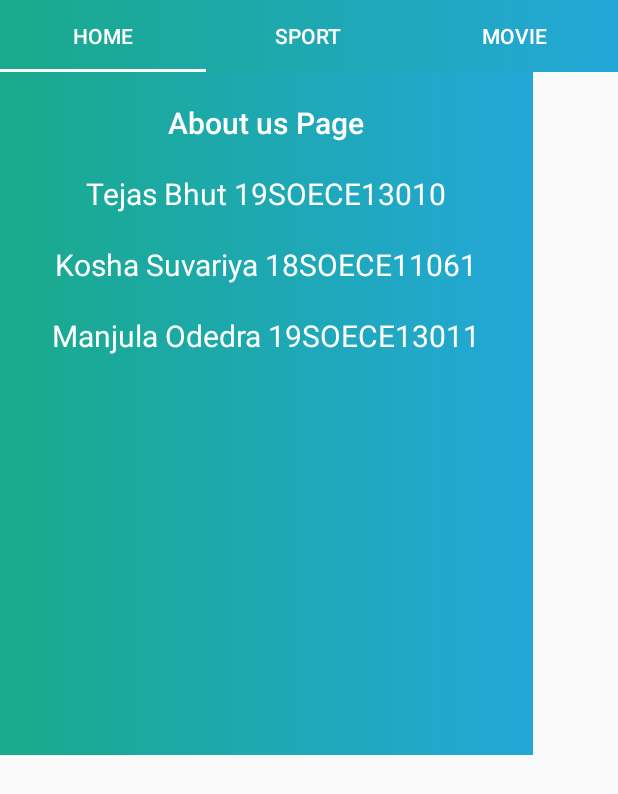
After one commit to Tejas5545/GroupActivity, an Android app: the AboutFragment screen opened directly, with no data from a screen before it, on a phone screen of 412 x 824 dp. The commit adds this screen. Shown: the top 794 px of the screen. Run offline under Robolectric (Android 15) with nearby library versions, the phone set to English and light mode, and no system bars.

Commit message:
Updated Commit

```diff
--- a/app/build.gradle
+++ b/app/build.gradle
@@ -25,8 +25,10 @@ dependencies {
     implementation fileTree(dir: "libs", include: ["*.jar"])
     implementation 'androidx.appcompat:appcompat:1.1.0'
     implementation 'androidx.constraintlayout:constraintlayout:1.1.3'
+    implementation 'com.google.android.material:material:1.1.0'
+    implementation 'androidx.legacy:legacy-support-v4:1.0.0'
     testImplementation 'junit:junit:4.12'
     androidTestImplementation 'androidx.test.ext:junit:1.1.1'
     androidTestImplementation 'androidx.test.espresso:espresso-core:3.2.0'
-
+    implementation 'com.android.support:design:26.1.0'
 }
--- a/app/src/main/AndroidManifest.xml
+++ b/app/src/main/AndroidManifest.xml
@@ -9,6 +9,7 @@
         android:roundIcon="@mipmap/ic_launcher_round"
         android:supportsRtl="true"
         android:theme="@style/AppTheme">
+        <activity android:name=".AboutUs"></activity>
         <activity android:name=".MainActivity">
             <intent-filter>
                 <action android:name="android.intent.action.MAIN" />
--- /dev/null
+++ b/app/src/main/java/com/example/groupactivity/AboutFragment.java
@@ -0,0 +1,25 @@
+package com.example.groupactivity;
+
+import android.os.Bundle;
+
+import androidx.fragment.app.Fragment;
+
+import android.view.LayoutInflater;
+import android.view.View;
+import android.view.ViewGroup;
+
+public class AboutFragment extends Fragment {
+
+
+
+    public AboutFragment() {
+        // Required empty public constructor
+    }
+
+    @Override
+    public View onCreateView(LayoutInflater inflater, ViewGroup container,
+                             Bundle savedInstanceState) {
+        // Inflate the layout for this fragment
+        return inflater.inflate(R.layout.fragment_about, container, false);
+    }
+}
--- /dev/null
+++ b/app/src/main/java/com/example/groupactivity/AboutUs.java
@@ -0,0 +1,48 @@
+package com.example.groupactivity;
+
+import androidx.appcompat.app.AppCompatActivity;
+import androidx.viewpager.widget.ViewPager;
+
+import android.os.Bundle;
+
+import com.google.android.material.tabs.TabLayout;
+
+public class AboutUs extends AppCompatActivity {
+
+    TabLayout tabLayout;
+    ViewPager viewPager;
+    @Override
+    protected void onCreate(Bundle savedInstanceState) {
+        super.onCreate(savedInstanceState);
+        setContentView(R.layout.activity_about_us);
+        tabLayout=(TabLayout)findViewById(R.id.tabLayout);
+        viewPager=(ViewPager)findViewById(R.id.viewPager);
+
+        tabLayout.addTab(tabLayout.newTab().setText("Home"));
+        tabLayout.addTab(tabLayout.newTab().setText("Sport"));
+        tabLayout.addTab(tabLayout.newTab().setText("Movie"));
+        tabLayout.setTabGravity(TabLayout.GRAVITY_FILL);
+
+        final MyAdapter adapter = new MyAdapter(this,getSupportFragmentManager(), tabLayout.getTabCount());
+        viewPager.setAdapter(adapter);
+
+        viewPager.addOnPageChangeListener(new TabLayout.TabLayoutOnPageChangeListener(tabLayout));
+
+        tabLayout.addOnTabSelectedListener(new TabLayout.OnTabSelectedListener() {
+            @Override
+            public void onTabSelected(TabLayout.Tab tab) {
+                viewPager.setCurrentItem(tab.getPosition());
+            }
+
+            @Override
+            public void onTabUnselected(TabLayout.Tab tab) {
+
+            }
+
+            @Override
+            public void onTabReselected(TabLayout.Tab tab) {
+
+            }
+        });
+    }
+}
--- /dev/null
+++ b/app/src/main/java/com/example/groupactivity/ContactFragment.java
@@ -0,0 +1,25 @@
+package com.example.groupactivity;
+
+import android.os.Bundle;
+
+import androidx.fragment.app.Fragment;
+
+import android.view.LayoutInflater;
+import android.view.View;
+import android.view.ViewGroup;
+
+public class ContactFragment extends Fragment {
+
+
+    public ContactFragment() {
+        // Required empty public constructor
+    }
+
+
+    @Override
+    public View onCreateView(LayoutInflater inflater, ViewGroup container,
+                             Bundle savedInstanceState) {
+        // Inflate the layout for this fragment
+        return inflater.inflate(R.layout.fragment_contact, container, false);
+    }
+}
--- /dev/null
+++ b/app/src/main/java/com/example/groupactivity/MyAdapter.java
@@ -0,0 +1,41 @@
+package com.example.groupactivity;
+
+import android.content.Context;
+import android.view.View;
+
+import androidx.annotation.NonNull;
+import androidx.fragment.app.Fragment;
+import androidx.fragment.app.FragmentManager;
+import androidx.fragment.app.FragmentPagerAdapter;
+import androidx.viewpager.widget.PagerAdapter;
+
+public class MyAdapter extends FragmentPagerAdapter {
+    private Context myContext;
+    int totalTabs;
+
+    public MyAdapter(Context context, FragmentManager fm, int totalTabs) {
+        super(fm);
+        myContext = context;
+        this.totalTabs = totalTabs;
+    }
+    // this is for fragment tabs
+    @Override
+    public Fragment getItem(int position) {
+        switch (position) {
+            case 0:
+                AboutFragment AFragment = new AboutFragment();
+                return AFragment;
+            case 1:
+                ContactFragment CFragment = new ContactFragment();
+                return CFragment;
+            default:
+                return null;
+        }
+    }
+    // this counts total number of tabs
+    @Override
+    public int getCount() {
+        return totalTabs;
+    }
+
+}
--- /dev/null
+++ b/app/src/main/res/layout/activity_about_us.xml
@@ -0,0 +1,25 @@
+<?xml version="1.0" encoding="utf-8"?>
+<LinearLayout xmlns:android="http://schemas.android.com/apk/res/android"
+    xmlns:app="http://schemas.android.com/apk/res-auto"
+    xmlns:tools="http://schemas.android.com/tools"
+    android:layout_width="match_parent"
+    android:layout_height="match_parent"
+    android:orientation="vertical"
+    tools:context=".AboutUs">
+
+    <com.google.android.material.tabs.TabLayout
+        android:id="@+id/tabLayout"
+        android:layout_width="match_parent"
+        android:layout_height="wrap_content"
+        android:background="@drawable/grad_bg"
+        app:tabTextColor="@color/colorAccent">
+    </com.google.android.material.tabs.TabLayout>
+
+    <androidx.viewpager.widget.ViewPager
+        android:id="@+id/viewPager"
+        android:layout_width="355dp"
+        android:layout_height="455dp"
+        app:layout_constraintTop_toBottomOf="@+id/tabLayout"
+        tools:layout_editor_absoluteX="8dp" />
+
+</LinearLayout>
--- /dev/null
+++ b/app/src/main/res/layout/fragment_about.xml
@@ -0,0 +1,50 @@
+<?xml version="1.0" encoding="utf-8"?>
+<RelativeLayout xmlns:android="http://schemas.android.com/apk/res/android"
+    xmlns:tools="http://schemas.android.com/tools"
+    android:layout_width="match_parent"
+    android:layout_height="match_parent"
+    tools:context=".AboutFragment"
+    android:background="@drawable/grad_bg">
+
+    <!-- TODO: Update blank fragment layout -->
+    <TextView
+        android:id="@+id/topabout"
+        android:layout_width="wrap_content"
+        android:layout_height="wrap_content"
+        android:text="About us Page"
+        android:textColor="@color/colorAccent"
+        android:textSize="20sp"
+        android:layout_centerHorizontal="true"
+        android:layout_marginTop="20sp"
+        android:fontFamily="sans-serif-medium" />
+
+    <TextView
+        android:id="@+id/fsp"
+        android:layout_width="wrap_content"
+        android:layout_height="wrap_content"
+        android:text="Tejas Bhut 19SOECE13010"
+        android:textSize="20sp"
+        android:textColor="@color/colorAccent"
+        android:layout_below="@+id/topabout"
+        android:layout_marginTop="20sp"
+        android:layout_centerHorizontal="true"/>
+    <TextView
+        android:id="@+id/sdp"
+        android:layout_width="wrap_content"
+        android:layout_height="wrap_content"
+        android:text="Kosha Suvariya 18SOECE11061"
+        android:textSize="20sp"
+        android:textColor="@color/colorAccent"
+        android:layout_below="@+id/fsp"
+        android:layout_marginTop="20sp"
+        android:layout_centerHorizontal="true"/>
+    <TextView
+        android:layout_width="wrap_content"
+        android:layout_height="wrap_content"
+        android:text="Manjula Odedra 19SOECE13011"
+        android:textSize="20sp"
+        android:textColor="@color/colorAccent"
+        android:layout_below="@+id/sdp"
+        android:layout_marginTop="20sp"
+        android:layout_centerHorizontal="true"/>
+</RelativeLayout>
--- /dev/null
+++ b/app/src/main/res/layout/fragment_contact.xml
@@ -0,0 +1,14 @@
+<?xml version="1.0" encoding="utf-8"?>
+<FrameLayout xmlns:android="http://schemas.android.com/apk/res/android"
+    xmlns:tools="http://schemas.android.com/tools"
+    android:layout_width="match_parent"
+    android:layout_height="match_parent"
+    tools:context=".ContactFragment">
+
+    <!-- TODO: Update blank fragment layout -->
+    <TextView
+        android:layout_width="match_parent"
+        android:layout_height="match_parent"
+        android:text="@string/hello_blank_fragment" />
+
+</FrameLayout>
--- a/app/src/main/res/values/strings.xml
+++ b/app/src/main/res/values/strings.xml
@@ -1,3 +1,5 @@
 <resources>
     <string name="app_name">GroupActivity</string>
+    <!-- TODO: Remove or change this placeholder text -->
+    <string name="hello_blank_fragment">Hello blank fragment</string>
 </resources>
```
